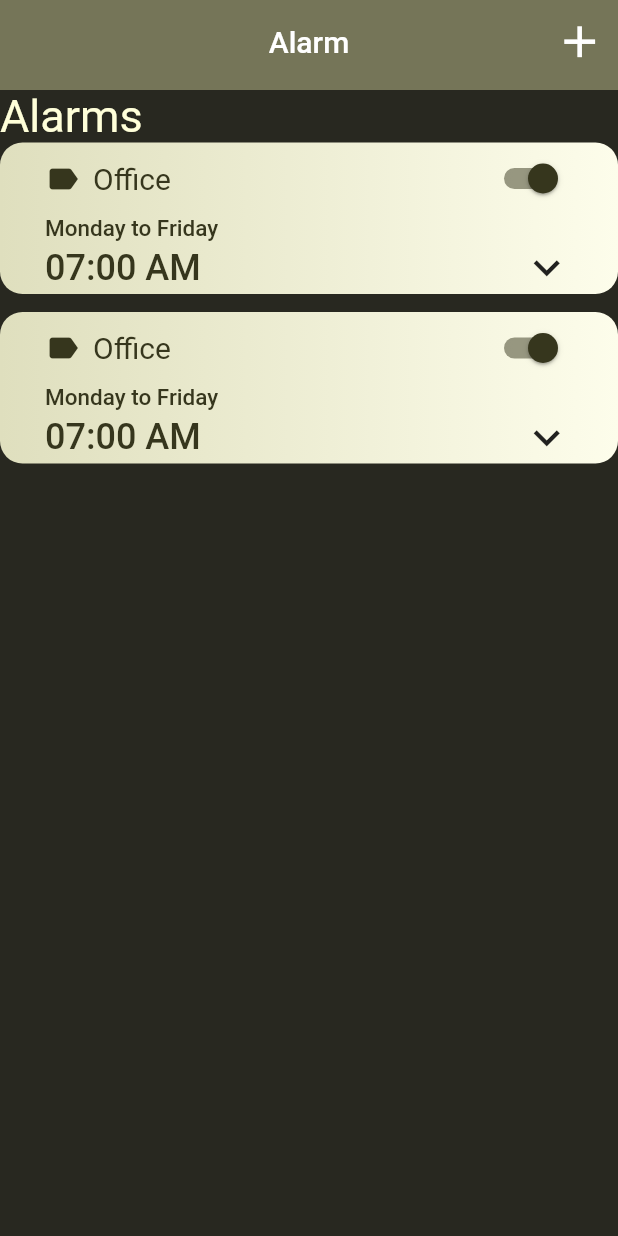
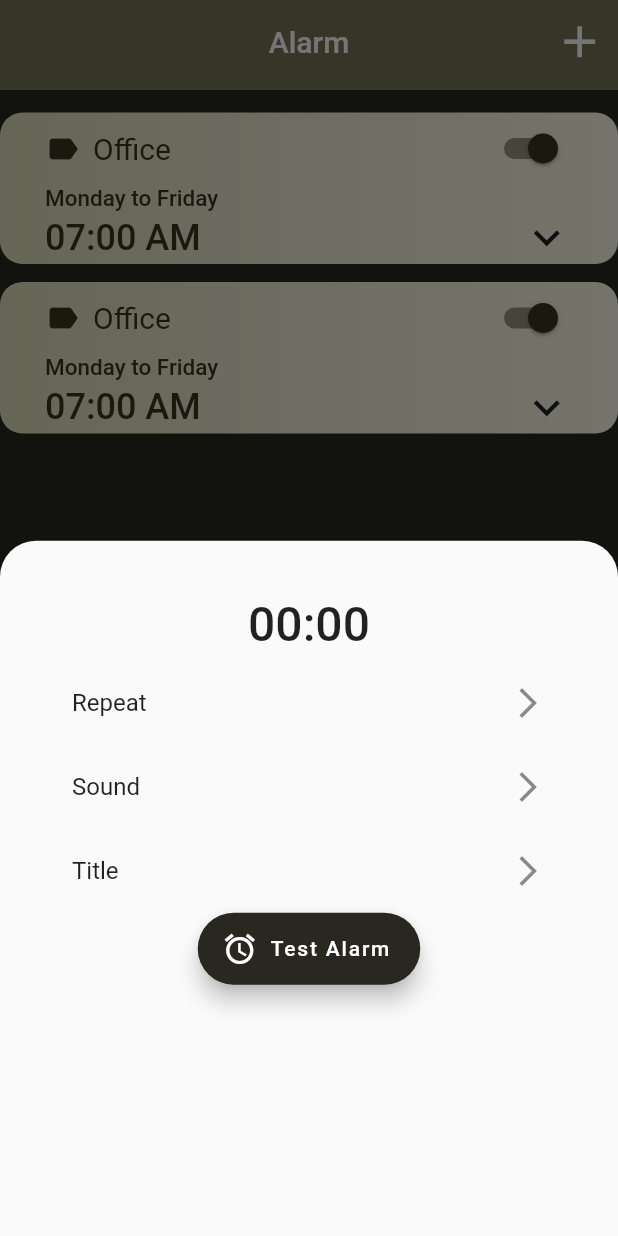
Before and after one commit to Cadmuz/MyLastWords, a Flutter app: the Body screen opened directly, after a tap on the "add" icon, on a phone screen of 412 x 824 dp. Run offline on Flutter 3.47's test engine with Material 2 defaults, Android fonts, the light colour scheme and no system bars; our stand-ins replace flutter_local_notifications, flutter_svg, fluttertoast, shared_preferences, sqflite; accounts and stored records are empty.

Commit message:
Clock Commit

```diff
--- a/lib/Screens/AlarmScreen/Components/body.dart
+++ b/lib/Screens/AlarmScreen/Components/body.dart
@@ -1,3 +1,5 @@
+// ignore_for_file: deprecated_member_use, unused_field, must_be_immutable
+
 import 'package:flutter/cupertino.dart';
 import 'package:flutter/material.dart';
 import 'package:flutter_auth/Screens/AlarmScreen/Components/alarm_helper.dart';
@@ -9,6 +11,8 @@ import 'package:flutter_local_notifications/flutter_local_notifications.dart';
 import '../../../data.dart';
 import 'package:flutter_auth/Screens/AlarmScreen/components/alarm_helper.dart';
 import 'package:flutter_auth/models/alarm_info.dart';
+import 'package:intl/intl.dart';
+import 'package:fluttertoast/fluttertoast.dart';
 // import 'package:flutter_svg/svg.dart';
 
 class Body extends StatelessWidget {
@@ -23,19 +27,94 @@ class Body extends StatelessWidget {
       appBar: HeaderTab(
         backgroundcolor: headerBackgroundColor,
         title: 'Alarm',
-        press: () {},
+        press: () {
+          showModalBottomSheet(
+            useRootNavigator: true,
+            context: context,
+            clipBehavior: Clip.antiAlias,
+            shape: RoundedRectangleBorder(
+              borderRadius: BorderRadius.vertical(
+                top: Radius.circular(24),
+              ),
+            ),
+            builder: (context) {
+              return StatefulBuilder(
+                builder: (context, setModalState) {
+                  return Container(
+                    padding: const EdgeInsets.all(32),
+                    child: Column(
+                      children: [
+                        FlatButton(
+                          onPressed: () async {
+                            var selectedTime = await showTimePicker(
+                              context: context,
+                              initialTime: TimeOfDay.now(),
+                            );
+                            if (selectedTime != null) {
+                              final now = DateTime.now();
+                              var selectedDateTime = DateTime(
+                                  now.year,
+                                  now.month,
+                                  now.day,
+                                  selectedTime.hour,
+                                  selectedTime.minute);
+                              // _alarmTime = selectedDateTime;
+                              setModalState(() {
+                                // _alarmTimeString = DateFormat('HH:mm')
+                                //     .format(selectedDateTime);
+                              });
+                            }
+                          },
+                          child: Text(
+                            "00:00",
+                            style: TextStyle(fontSize: 32),
+                          ),
+                        ),
+                        ListTile(
+                          title: Text('Repeat'),
+                          trailing: Icon(Icons.arrow_forward_ios),
+                        ),
+                        ListTile(
+                          title: Text('Sound'),
+                          trailing: Icon(Icons.arrow_forward_ios),
+                        ),
+                        ListTile(
+                          title: Text('Title'),
+                          trailing: Icon(Icons.arrow_forward_ios),
+                        ),
+                        FloatingActionButton.extended(
+                          backgroundColor: darkBackground,
+                          onPressed: () {
+                            scheduleAlarm();
+                            Fluttertoast.showToast(
+                                msg:
+                                    "Wait for 10 Seconds for Notification Test",
+                                toastLength: Toast.LENGTH_SHORT,
+                                gravity: ToastGravity.CENTER,
+                                timeInSecForIosWeb: 1,
+                                backgroundColor:
+                                    Color.fromARGB(255, 48, 48, 48),
+                                textColor: Colors.white,
+                                fontSize: 15.0);
+                          },
+                          icon: Icon(Icons.alarm),
+                          label: Text('Test Alarm'),
+                        ),
+                      ],
+                    ),
+                  );
+                },
+              );
+            },
+          );
+          // scheduleAlarm();
+        },
       ),
       backgroundColor: darkBackground,
       body: Column(
         crossAxisAlignment: CrossAxisAlignment.start,
         children: <Widget>[
-          Text(
-            'Alarms',
-            style: TextStyle(
-                fontWeight: FontWeight.w400,
-                color: txtColorLight,
-                fontSize: 30),
-          ),
+          SizedBox(height: 15),
           Expanded(
             child: ListView(
               children: alarms.map((alarm) {
--- a/lib/Screens/AlarmScreen/Components/clocl_view.dart
+++ /dev/null
@@ -1 +0,0 @@
-import 'package:flutter/material.dart';
--- /dev/null
+++ b/lib/Screens/GalleryScreen/Components/body.dart
@@ -0,0 +1,24 @@
+import 'package:flutter/material.dart';
+import 'package:flutter_auth/constants.dart';
+import 'package:flutter_auth/components/header_tab.dart';
+// import 'package:flutter_svg/svg.dart';
+
+class Body extends StatelessWidget {
+  const Body({
+    Key? key,
+  }) : super(key: key);
+
+  @override
+  Widget build(BuildContext context) {
+    // Size size = MediaQuery.of(context).size;
+    return Scaffold(
+      appBar: HeaderTab(
+        backgroundcolor: headerBackgroundColor,
+        title: 'Gallery',
+        press: () {},
+      ),
+      backgroundColor: darkBackground,
+      body: Center(),
+    );
+  }
+}
--- a/pubspec.yaml
+++ b/pubspec.yaml
@@ -29,6 +29,8 @@ dependencies:
   flutter_automation: ^2.0.0
   flutter_local_notifications: ^1.4.4+2
   sqflite: ^2.0.2+1
+  intl: ^0.17.0
+  fluttertoast: ^8.0.9
 
 dev_dependencies:
   flutter_test:
```
Also changed, not shown: lib/Screens/DashBoard/Components/griddashboard.dart (+10 -0 lines), lib/Screens/GalleryScreen/gallery_screen.dart (added, +11 -0 lines), lib/components/message_dialogue.dart (added, +28 -0 lines), 2 other files.
